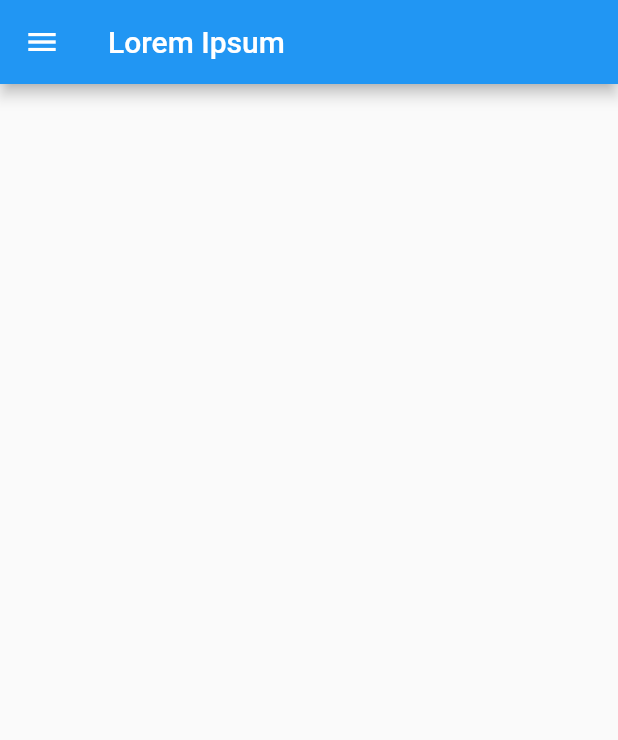
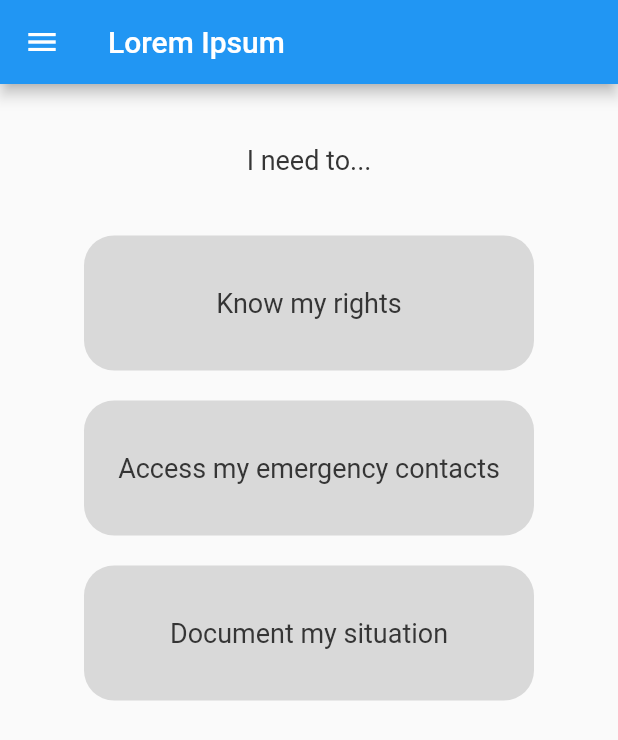
Before and after one commit to lfbettcher/BLM_hackathon, a Flutter app: the screen it shows once a user with an empty profile is signed in, on a phone screen of 412 x 824 dp. Shown: the top 740 px of the screen. Run offline on Flutter 3.47's test engine with Material 2 defaults, Android fonts, the phone set to English and light mode, and no system bars; our stand-ins replace cloud_firestore, firebase_auth, flutter_spinkit; accounts and stored records are empty.

Commit message:
add menu items in homepage and routes to menu item screens

```diff
--- a/lib/screens/home/home.dart
+++ b/lib/screens/home/home.dart
@@ -1,3 +1,4 @@
+import 'package:blmhackathon/screens/home/homeMenuItem.dart';
 ///File description: Home page for selecting options
 
 import 'package:blmhackathon/shared/constants.dart';
@@ -6,6 +7,9 @@ import 'package:flutter/material.dart';
 import 'package:blmhackathon/models/user.dart';
 import 'package:blmhackathon/services/database.dart';
 import 'package:provider/provider.dart';
+import 'package:blmhackathon/screens/menuActions/know_my_rights/know_my_rights.dart';
+import 'package:blmhackathon/screens/menuActions/access_emergency_contacts/access_emergency_contacts.dart';
+import 'package:blmhackathon/screens/menuActions/document_situation/document_situation.dart';
 
 class Home extends StatefulWidget {
   @override
@@ -17,16 +21,28 @@ class _HomeState extends State<Home> {
   Widget build(BuildContext context) {
     return StreamProvider<List<UserData>>.value(
       value: DatabaseService().userDataList,
-
-
       child: Scaffold(
         ///menu slider window
-          drawer: NavigationMenu(),
+        drawer: NavigationMenu(),
 
-        ///body
+        ///app bar
         appBar: new AppBar(
           title: new Text(title)
         ),
+
+        ///body
+        body: Center(
+          child: Column(children: <Widget>[
+            SizedBox(height: 40),
+            Text("I need to...", style: TextStyle(color: color1, fontSize: 18)),
+            SizedBox(height: 40),
+            HomeMenuItem(menuName: "Know my rights", route: MyRights()),
+            SizedBox(height: 20),
+            HomeMenuItem(menuName: "Access my emergency contacts", route: EmergencyContacts()),
+            SizedBox(height: 20),
+            HomeMenuItem(menuName: "Document my situation", route: DocumentSituation())
+          ],),
+        )
 
       ),
     );
--- /dev/null
+++ b/lib/screens/home/homeMenuItem.dart
@@ -0,0 +1,32 @@
+import 'package:flutter/material.dart';
+import 'package:blmhackathon/shared/constants.dart';
+
+class HomeMenuItem extends StatefulWidget {
+  final String menuName;
+  final Widget route;
+  HomeMenuItem({this.menuName, this.route});
+  @override
+  _HomeMenuItemState createState() => _HomeMenuItemState();
+}
+
+class _HomeMenuItemState extends State<HomeMenuItem> {
+  @override
+  Widget build(BuildContext context) {
+    return GestureDetector(
+      child: Container(
+        width: 300,
+        height: 90,
+          decoration: new BoxDecoration(
+              color: color4,
+              borderRadius: BorderRadius.all(Radius.circular(20))
+      ),
+          child: Center(child: Text(widget.menuName, style: TextStyle(color: color1, fontSize: 18)))
+      ),
+      onTap: (){
+        Navigator.of(context).push(
+            MaterialPageRoute(
+                builder: (context) => widget.route));
+      },
+    );
+  }
+}
```
Also changed, not shown: lib/screens/menuActions/access_emergency_contacts/access_emergency_contacts.dart (added, +49 -0 lines), lib/screens/menuActions/know_my_rights/know_my_rights.dart (added, +47 -0 lines).
